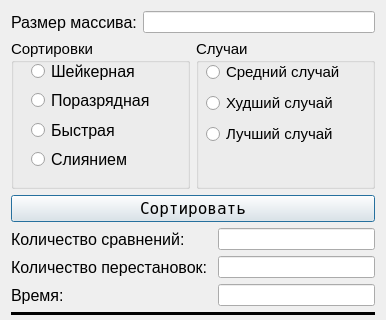
BatyrshinBPO-16-01/Lab1Interface, file arrays.ui: the form before one commit; both pictures show x 0 to 386 and y 0 to 320 of the 386 by 480 pixel window.
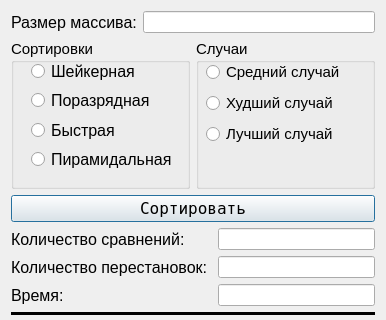
The form after the commit.

The edit to the form file:
```diff
--- a/arrays.ui
+++ b/arrays.ui
@@ -126,7 +126,7 @@
             <cursorShape>PointingHandCursor</cursorShape>
            </property>
            <property name="text">
-            <string>Слиянием</string>
+            <string>Пирамидальная</string>
            </property>
           </widget>
          </item>
```
Left out of the diff: 2 changed lines with no effect on the pictures.
